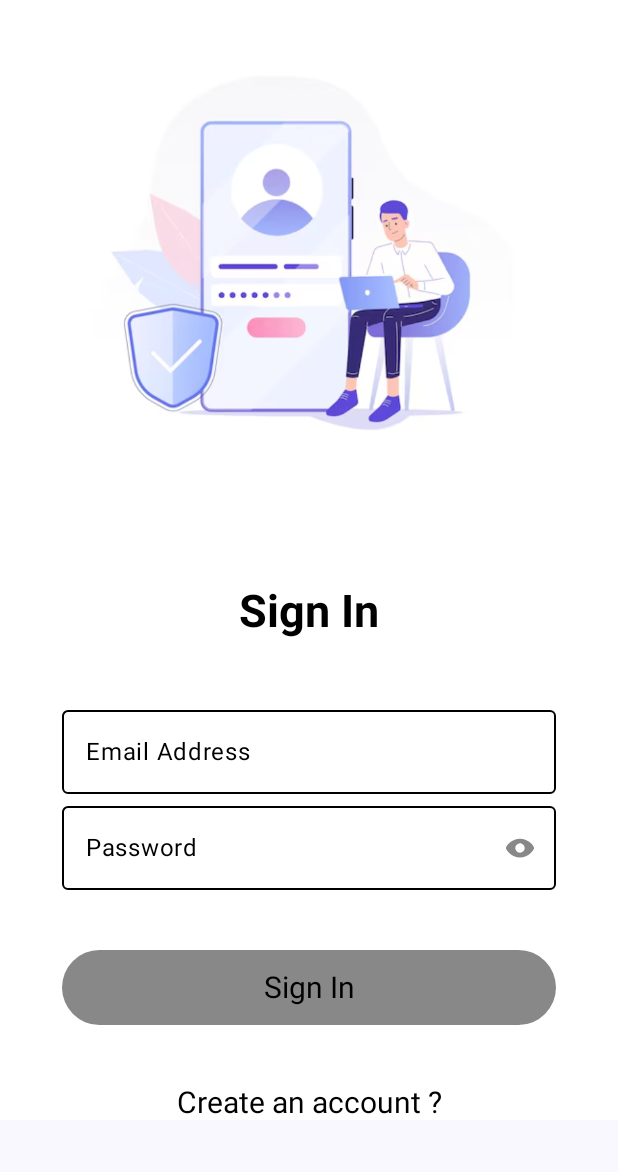
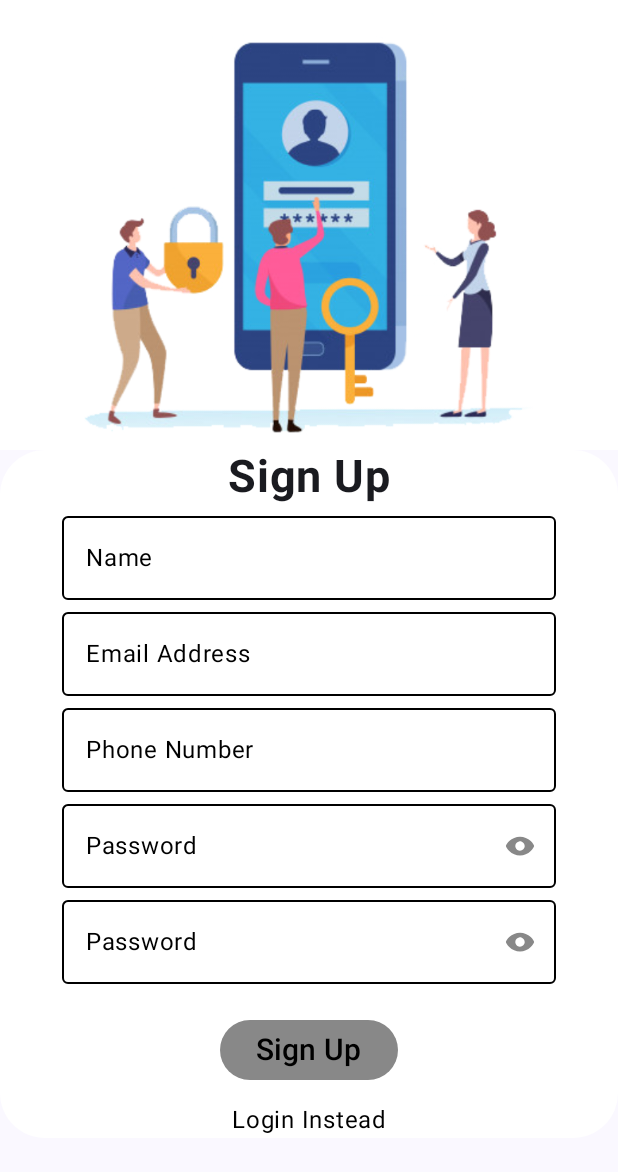
Before and after one commit to Omnia-97/Login-RegisterWithCompose, an Android app built with Jetpack Compose: the screen it shows after launch (MainActivity), after a tap on "Create an account ?", on a phone screen of 412 x 824 dp. Shown: the top 1172 px of the screen. Run offline under Robolectric (Android 15) with nearby library versions, the phone set to English and light mode, and no system bars.

Commit message:
register page

```diff
--- a/app/src/main/java/com/example/login_register_ui/MainActivity.kt
+++ b/app/src/main/java/com/example/login_register_ui/MainActivity.kt
@@ -10,6 +10,7 @@ import androidx.navigation.compose.composable
 import androidx.navigation.compose.rememberNavController
 import com.example.login_register_ui.ui.theme.LoginRegisterUiTheme
 import com.example.login_register_ui.view.LoginPage
+import com.example.login_register_ui.view.Register
 
 class MainActivity : ComponentActivity() {
     override fun onCreate(savedInstanceState: Bundle?) {
@@ -32,6 +33,7 @@ fun NavigatePage() {
                 content = {
                     LoginPage(navController = navController)
                 })
+            composable("register_page", content = { Register(navController = navController) })
         }
     )
 }
--- a/app/src/main/java/com/example/login_register_ui/ui/theme/Theme.kt
+++ b/app/src/main/java/com/example/login_register_ui/ui/theme/Theme.kt
@@ -9,12 +9,14 @@ import androidx.compose.material3.dynamicDarkColorScheme
 import androidx.compose.material3.dynamicLightColorScheme
 import androidx.compose.material3.lightColorScheme
 import androidx.compose.runtime.Composable
+import androidx.compose.ui.graphics.Color
 import androidx.compose.ui.platform.LocalContext
 
 private val DarkColorScheme = darkColorScheme(
     primary = Purple80,
     secondary = PurpleGrey80,
-    tertiary = Pink80
+    tertiary = Pink80,
+    background = Color.White
 )
 
 private val LightColorScheme = lightColorScheme(
--- a/app/src/main/java/com/example/login_register_ui/view/Login.kt
+++ b/app/src/main/java/com/example/login_register_ui/view/Login.kt
@@ -28,6 +28,7 @@ import androidx.compose.runtime.remember
 import androidx.compose.ui.Alignment
 import androidx.compose.ui.Modifier
 import androidx.compose.ui.graphics.Color
+import androidx.compose.ui.graphics.Color.Companion.White
 import androidx.compose.ui.layout.ContentScale
 import androidx.compose.ui.platform.LocalContext
 import androidx.compose.ui.res.painterResource
@@ -93,8 +94,7 @@ fun LoginPage(
             }
             Spacer(modifier = Modifier.padding(20.dp))
             Scaffold(
-                modifier = Modifier.fillMaxSize(),
-
+                modifier = Modifier.fillMaxSize().background(White),
             ) { innerPadding ->
                 Column(
                     horizontalAlignment = Alignment.CenterHorizontally,
@@ -102,7 +102,7 @@ fun LoginPage(
                     modifier = Modifier
                         .padding(innerPadding)
                         .fillMaxWidth()
-                        .background(Color.White),
+                        .background(White),
                 ) {
                     Text(
                         text = "Sign In",
@@ -114,7 +114,8 @@ fun LoginPage(
                     )
                     Spacer(modifier = Modifier.padding(20.dp))
                     Column(
-                        horizontalAlignment = Alignment.CenterHorizontally
+                        horizontalAlignment = Alignment.CenterHorizontally,
+                        modifier = Modifier.background(White)
                     ) {
                         OutlinedTextField(
                             value = emailVal.value,
@@ -156,6 +157,13 @@ fun LoginPage(
                                 ),
                             onClick = {
                                 when {
+                                    passwordVal.value.isEmpty() && emailVal.value.isEmpty() -> {
+                                        Toast.makeText(
+                                            context,
+                                            "please enter email address and password",
+                                            Toast.LENGTH_LONG
+                                        ).show()
+                                    }
                                     emailVal.value.isEmpty() -> {
                                         Toast.makeText(
                                             context,
--- /dev/null
+++ b/app/src/main/java/com/example/login_register_ui/view/Register.kt
@@ -0,0 +1,259 @@
+package com.example.login_register_ui.view
+
+import android.widget.Toast
+import androidx.compose.foundation.Image
+import androidx.compose.foundation.background
+import androidx.compose.foundation.clickable
+import androidx.compose.foundation.layout.Arrangement
+import androidx.compose.foundation.layout.Box
+import androidx.compose.foundation.layout.Column
+import androidx.compose.foundation.layout.Spacer
+import androidx.compose.foundation.layout.fillMaxSize
+import androidx.compose.foundation.layout.fillMaxWidth
+import androidx.compose.foundation.layout.height
+import androidx.compose.foundation.layout.padding
+import androidx.compose.foundation.layout.width
+import androidx.compose.foundation.shape.RoundedCornerShape
+import androidx.compose.foundation.text.KeyboardOptions
+import androidx.compose.material3.Button
+import androidx.compose.material3.ButtonDefaults
+import androidx.compose.material3.Icon
+import androidx.compose.material3.IconButton
+import androidx.compose.material3.OutlinedTextField
+import androidx.compose.material3.OutlinedTextFieldDefaults
+import androidx.compose.material3.Scaffold
+import androidx.compose.material3.Text
+import androidx.compose.runtime.Composable
+import androidx.compose.runtime.mutableStateOf
+import androidx.compose.runtime.remember
+import androidx.compose.ui.Alignment
+import androidx.compose.ui.Modifier
+import androidx.compose.ui.draw.clip
+import androidx.compose.ui.graphics.Color
+import androidx.compose.ui.graphics.Color.Companion.Black
+import androidx.compose.ui.graphics.Color.Companion.White
+import androidx.compose.ui.layout.ContentScale
+import androidx.compose.ui.platform.LocalContext
+import androidx.compose.ui.res.painterResource
+import androidx.compose.ui.text.font.FontWeight
+import androidx.compose.ui.text.input.KeyboardType
+import androidx.compose.ui.text.input.PasswordVisualTransformation
+import androidx.compose.ui.text.input.VisualTransformation
+import androidx.compose.ui.unit.dp
+import androidx.compose.ui.unit.sp
+import androidx.navigation.NavController
+import com.example.login_register_ui.R
+import com.example.login_register_ui.ui.theme.Purple80
+
+@Composable
+fun Register(
+    navController: NavController
+) {
+    val context = LocalContext.current
+    val nameVal = remember { mutableStateOf("") }
+    val emailVal = remember { mutableStateOf("") }
+    val phoneVal = remember { mutableStateOf("") }
+    val passwordVal = remember { mutableStateOf("") }
+    val confirmPasswordVal = remember { mutableStateOf("") }
+
+    val passwordVisibility = remember { mutableStateOf(false) }
+    val confirmPasswordVisibility = remember { mutableStateOf(false) }
+    val defaultColors = OutlinedTextFieldDefaults.colors(
+        focusedTextColor = Black,
+        unfocusedTextColor = Black,
+        focusedContainerColor = White,
+        unfocusedContainerColor = White,
+        focusedBorderColor = Black,
+        unfocusedBorderColor = Black,
+        errorBorderColor = Color.Red,
+    )
+
+    Box(
+        modifier = Modifier
+            .fillMaxSize()
+            .background(color = White),
+        contentAlignment = Alignment.BottomCenter
+    ) {
+        Column(
+            horizontalAlignment = Alignment.CenterHorizontally,
+            verticalArrangement = Arrangement.Center,
+            modifier = Modifier.fillMaxWidth()
+        ) {
+            Box(
+                modifier = Modifier
+                    .fillMaxWidth()
+                    .background(White),
+                contentAlignment = Alignment.TopCenter
+            ) {
+                Image(
+                    painter = painterResource(R.drawable.register_img),
+                    contentDescription = "Register Image",
+                    modifier = Modifier
+                        .width(300.dp)
+                        .height(300.dp),
+                    contentScale = ContentScale.Fit
+                )
+            }
+            Scaffold(
+                modifier = Modifier.fillMaxSize().background(White),
+            ) { paddingValues ->
+                Column(
+                    modifier = Modifier
+                        .fillMaxWidth()
+                        .clip(RoundedCornerShape(30.dp))
+                        .background(White)
+                        .padding(paddingValues),
+                    horizontalAlignment = Alignment.CenterHorizontally,
+                    verticalArrangement = Arrangement.Center
+                ) {
+                    Text(
+                        text = "Sign Up",
+                        fontSize = 30.sp,
+                        fontWeight = FontWeight.Bold
+                    )
+                    Column(
+                        horizontalAlignment = Alignment.CenterHorizontally
+                    ) {
+                        OutlinedTextField(
+                            value = nameVal.value,
+                            onValueChange = { nameVal.value = it },
+                            label = { Text(text = "Name", color = Black) },
+                            placeholder = { Text(text = "Name", color = Black) },
+                            singleLine = true,
+                            modifier = Modifier.fillMaxWidth(0.8f),
+                            colors = defaultColors
+                        )
+
+                        OutlinedTextField(
+                            value = emailVal.value,
+                            onValueChange = { emailVal.value = it },
+                            label = { Text(text = "Email Address", color = Black) },
+                            placeholder = { Text(text = "Email Address", color = Black) },
+                            singleLine = true,
+                            modifier = Modifier.fillMaxWidth(0.8f),
+                            keyboardOptions = KeyboardOptions(keyboardType = KeyboardType.Email),
+                            colors = defaultColors
+                        )
+
+                        OutlinedTextField(
+                            value = phoneVal.value,
+                            onValueChange = { phoneVal.value = it },
+                            label = { Text(text = "Phone Number", color = Black) },
+                            placeholder = { Text(text = "Phone Number", color = Black) },
+                            singleLine = true,
+                            modifier = Modifier.fillMaxWidth(0.8f),
+                            keyboardOptions = KeyboardOptions(keyboardType = KeyboardType.Phone),
+                            colors = defaultColors
+                        )
+
+                        OutlinedTextField(
+                            value = passwordVal.value,
+                            onValueChange = { passwordVal.value = it },
+                            trailingIcon = {
+                                IconButton(
+                                    onClick = {
+                                        passwordVisibility.value = !passwordVisibility.value
+                                    }
+                                ) {
+                                    Icon(
+                                        painter = painterResource(id = R.drawable.eye),
+                                        contentDescription = "password",
+                                        tint = if (passwordVisibility.value) Purple80 else Color.Gray
+                                    )
+                                }
+                            },
+                            label = { Text(text = "Password", color = Black) },
+                            placeholder = { Text(text = "Password", color = Black) },
+                            singleLine = true,
+                            modifier = Modifier.fillMaxWidth(0.8f),
+                            colors = defaultColors,
+                            visualTransformation = if (passwordVisibility.value) VisualTransformation.None
+                            else PasswordVisualTransformation()
+                        )
+
+                        OutlinedTextField(
+                            value = confirmPasswordVal.value,
+                            onValueChange = { confirmPasswordVal.value = it },
+                            label = { Text(text = "Password", color = Black) },
+                            placeholder = { Text(text = "Password", color = Black) },
+                            singleLine = true,
+                            modifier = Modifier.fillMaxWidth(0.8f),
+                            colors = defaultColors,
+                            trailingIcon = {
+                                IconButton(
+                                    onClick = {
+                                        confirmPasswordVisibility.value =
+                                            !confirmPasswordVisibility.value
+                                    }
+                                ) {
+                                    Icon(
+                                        painter = painterResource(R.drawable.eye),
+                                        contentDescription = "Password Eye",
+                                        tint = if (confirmPasswordVisibility.value) Purple80 else Color.Gray
+                                    )
+                                }
+                            },
+                            visualTransformation = if (confirmPasswordVisibility.value) VisualTransformation.None
+                            else PasswordVisualTransformation()
+                        )
+
+                        Spacer(modifier = Modifier.padding(10.dp))
+                        Button(colors = ButtonDefaults.buttonColors(
+                            containerColor = Color.Gray,
+                        ),
+                            onClick = {
+                                if (nameVal.value.isEmpty()) {
+                                    Toast.makeText(
+                                        context,
+                                        "Please enter the name!",
+                                        Toast.LENGTH_SHORT
+                                    ).show()
+                                } else if (emailVal.value.isEmpty()) {
+                                    Toast.makeText(
+                                        context,
+                                        "Please enter the email address!",
+                                        Toast.LENGTH_SHORT
+                                    ).show()
+                                } else if (phoneVal.value.isEmpty()) {
+                                    Toast.makeText(
+                                        context,
+                                        "Please enter the phone number!",
+                                        Toast.LENGTH_SHORT
+                                    ).show()
+                                } else if (passwordVal.value.isEmpty()) {
+                                    Toast.makeText(
+                                        context,
+                                        "Please enter password!",
+                                        Toast.LENGTH_SHORT
+                                    ).show()
+                                } else if (confirmPasswordVal.value.isEmpty()) {
+                                    Toast.makeText(
+                                        context,
+                                        "Please enter confirm password!",
+                                        Toast.LENGTH_SHORT
+                                    ).show()
+                                } else {
+                                    Toast.makeText(
+                                        context,
+                                        "Successfully Registered!",
+                                        Toast.LENGTH_SHORT
+                                    ).show()
+                                }
+                            }
+                        ) {
+                            Text(text = "Sign Up", fontSize = 20.sp, color = Black)
+                        }
+                        Spacer(modifier = Modifier.padding(5.dp))
+
+                        Text(text = "Login Instead", color = Black,
+                            modifier = Modifier.clickable {
+                                navController.navigate("login_page")
+                            }
+                        )
+                    }
+
+                }
+            }
+        }
+    }
+}
```
Also changed, not shown: app/src/main/res/drawable/register_img.png (added).
